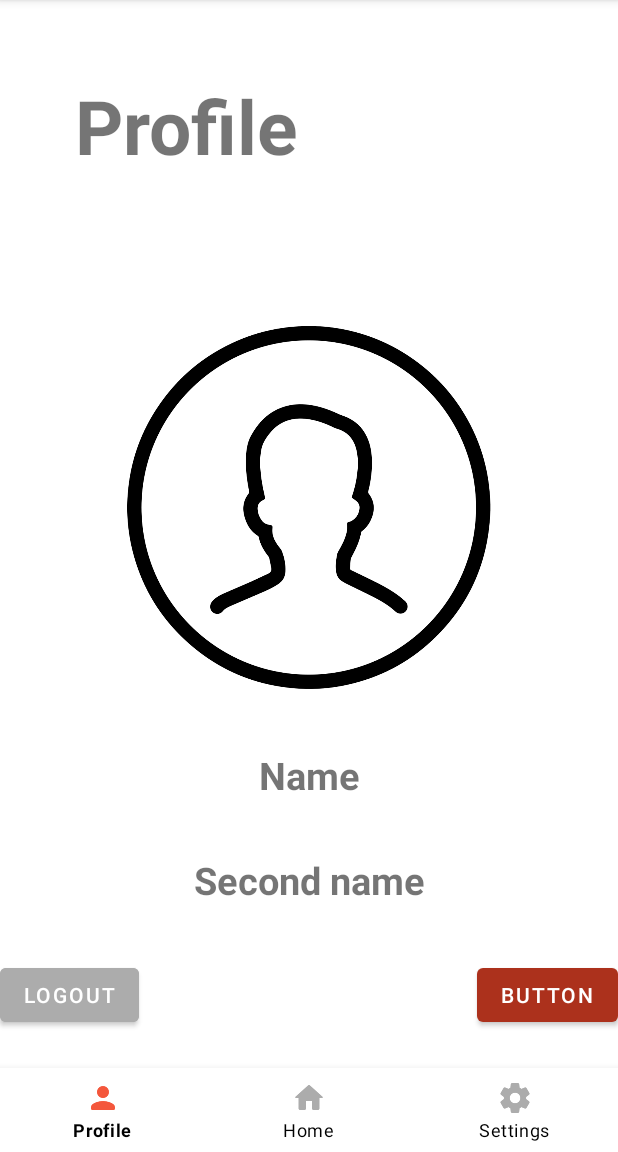
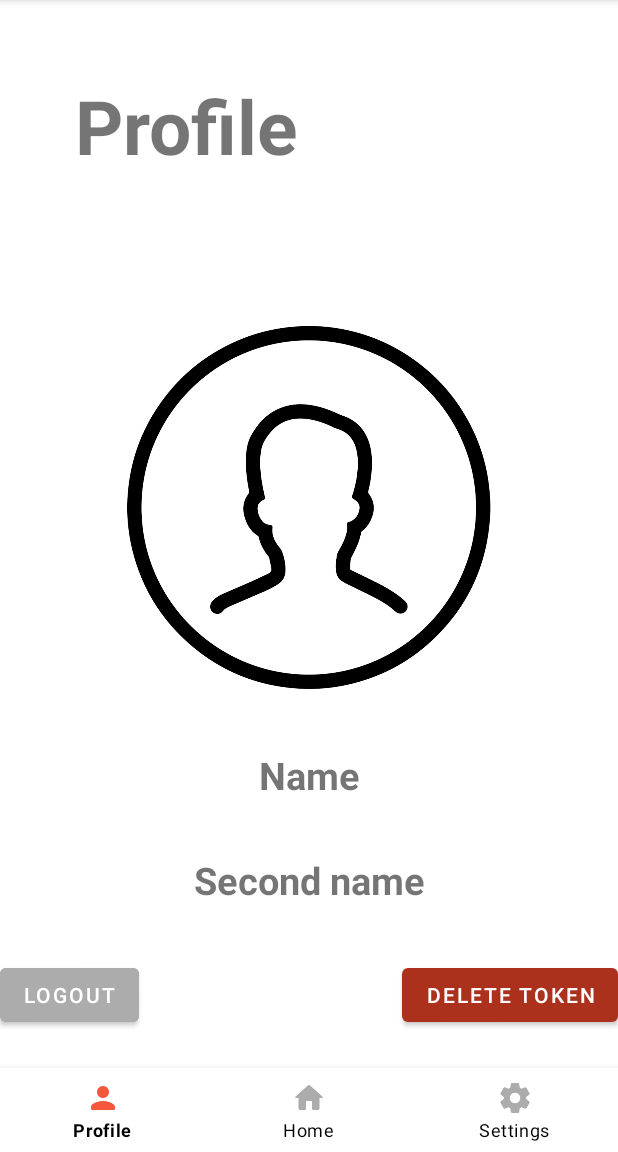
Before and after one commit to 20012001amiramir/PractiseApp, an Android app: the ProfileFragment screen opened through its navigation route, on a phone screen of 412 x 824 dp, the part 84-1236 px from its top. Run offline under Robolectric (Android 15) with nearby library versions, the phone set to English and light mode, and no system bars; our stand-ins replace Dagger/Hilt's generated code, navigation-ui; libraries missing offline, so code that uses them is left out: com.welie.blessed; 2 statements that could not run were skipped.

Commit message:
[11] Little fixes after merging

```diff
--- a/app/src/main/java/com/example/practiseapp/presentation/main/MainViewModel.kt
+++ b/app/src/main/java/com/example/practiseapp/presentation/main/MainViewModel.kt
@@ -10,10 +10,6 @@ import com.example.practiseapp.domain.entities.SessionManager
 import com.example.practiseapp.domain.usecases.AuthUseCases.ISignOutUseCase
 import dagger.hilt.android.lifecycle.HiltViewModel
 import kotlinx.coroutines.launch
-import androidx.lifecycle.ViewModel
-import com.example.practiseapp.data.di.qualifiers.SignOutUseCaseMain
-import com.example.practiseapp.domain.usecases.AuthUseCases.SignOutUseCase
-import dagger.hilt.android.lifecycle.HiltViewModel
 import javax.inject.Inject
 
 @HiltViewModel
--- a/app/src/main/res/layout/profile_page.xml
+++ b/app/src/main/res/layout/profile_page.xml
@@ -1,7 +1,6 @@
 <?xml version="1.0" encoding="utf-8"?>
 <androidx.constraintlayout.widget.ConstraintLayout xmlns:android="http://schemas.android.com/apk/res/android"
     xmlns:app="http://schemas.android.com/apk/res-auto"
-    xmlns:tools="http://schemas.android.com/tools"
     android:layout_width="match_parent"
     android:layout_height="match_parent">
 
@@ -68,7 +67,7 @@
         android:id="@+id/btn_delete_token"
         android:layout_width="wrap_content"
         android:layout_height="wrap_content"
-        android:text="Button"
+        android:text="Delete token"
         app:layout_constraintBottom_toBottomOf="@+id/btn_logout"
         app:layout_constraintEnd_toEndOf="parent"
         app:layout_constraintTop_toTopOf="@+id/btn_logout" />
```
Also changed, not shown: app/src/main/java/com/example/practiseapp/data/di/qualifiers/AuthInterceptor.kt (deleted, +0 -7 lines).
